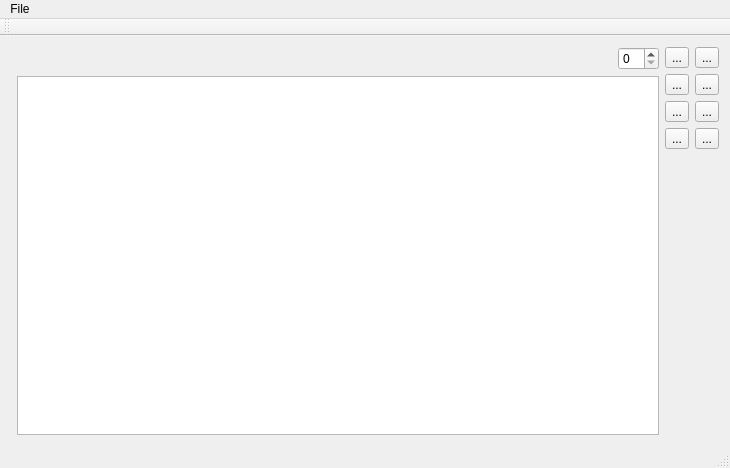
Old version of the form mainwindow.ui in the repository mcFrax/noteclick.
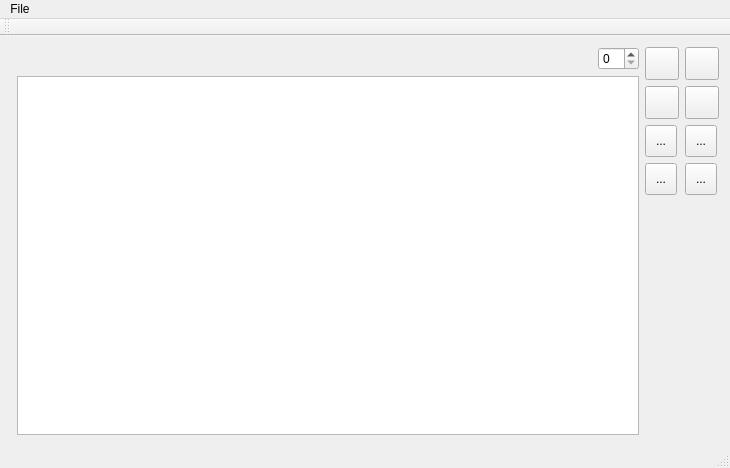
New version of the form. Icons and pictures are not drawn. Custom widgets are drawn as their Qt base class.

```diff
--- a/mainwindow.ui
+++ b/mainwindow.ui
@@ -49,57 +49,211 @@
      <layout class="QGridLayout" name="gridLayout">
       <item row="3" column="0">
        <widget class="QToolButton" name="toolButton_7">
+        <property name="minimumSize">
+         <size>
+          <width>32</width>
+          <height>32</height>
+         </size>
+        </property>
         <property name="text">
          <string>...</string>
         </property>
+        <property name="iconSize">
+         <size>
+          <width>26</width>
+          <height>26</height>
+         </size>
+        </property>
+        <property name="checkable">
+         <bool>false</bool>
+        </property>
        </widget>
       </item>
       <item row="0" column="1">
        <widget class="QToolButton" name="toolButton_2">
+        <property name="minimumSize">
+         <size>
+          <width>32</width>
+          <height>32</height>
+         </size>
+        </property>
+        <property name="toolTip">
+         <string>Staves</string>
+        </property>
         <property name="text">
-         <string>...</string>
+         <string/>
+        </property>
+        <property name="icon">
+         <iconset resource="icons.qrc">
+          <normaloff>:/icons/staves.png</normaloff>:/icons/staves.png</iconset>
+        </property>
+        <property name="iconSize">
+         <size>
+          <width>26</width>
+          <height>26</height>
+         </size>
+        </property>
+        <property name="checkable">
+         <bool>false</bool>
         </property>
        </widget>
       </item>
       <item row="2" column="1">
        <widget class="QToolButton" name="toolButton_6">
+        <property name="minimumSize">
+         <size>
+          <width>32</width>
+          <height>32</height>
+         </size>
+        </property>
         <property name="text">
          <string>...</string>
         </property>
+        <property name="iconSize">
+         <size>
+          <width>26</width>
+          <height>26</height>
+         </size>
+        </property>
+        <property name="checkable">
+         <bool>false</bool>
+        </property>
        </widget>
       </item>
       <item row="1" column="0">
        <widget class="QToolButton" name="toolButton_3">
+        <property name="minimumSize">
+         <size>
+          <width>32</width>
+          <height>32</height>
+         </size>
+        </property>
+        <property name="toolTip">
+         <string>Clefs</string>
+        </property>
         <property name="text">
-         <string>...</string>
+         <string/>
+        </property>
+        <property name="icon">
+         <iconset resource="icons.qrc">
+          <normaloff>:/icons/clefs.png</normaloff>:/icons/clefs.png</iconset>
+        </property>
+        <property name="iconSize">
+         <size>
+          <width>26</width>
+          <height>26</height>
+         </size>
+        </property>
+        <property name="checkable">
+         <bool>false</bool>
+        </property>
+        <property name="checked">
+         <bool>false</bool>
+        </property>
+        <property name="autoRepeat">
+         <bool>false</bool>
         </property>
        </widget>
       </item>
       <item row="2" column="0">
        <widget class="QToolButton" name="toolButton_5">
+        <property name="minimumSize">
+         <size>
+          <width>32</width>
+          <height>32</height>
+         </size>
+        </property>
         <property name="text">
          <string>...</string>
         </property>
+        <property name="iconSize">
+         <size>
+          <width>26</width>
+          <height>26</height>
+         </size>
+        </property>
+        <property name="checkable">
+         <bool>false</bool>
+        </property>
        </widget>
       </item>
       <item row="3" column="1">
        <widget class="QToolButton" name="toolButton_8">
+        <property name="minimumSize">
+         <size>
+          <width>32</width>
+          <height>32</height>
+         </size>
+        </property>
         <property name="text">
          <string>...</string>
         </property>
+        <property name="iconSize">
+         <size>
+          <width>26</width>
+          <height>26</height>
+         </size>
+        </property>
+        <property name="checkable">
+         <bool>false</bool>
+        </property>
        </widget>
       </item>
       <item row="1" column="1">
        <widget class="QToolButton" name="toolButton_4">
+        <property name="minimumSize">
+         <size>
+          <width>32</width>
+          <height>32</height>
+         </size>
+        </property>
+        <property name="toolTip">
+         <string>Notes</string>
+        </property>
         <property name="text">
-         <string>...</string>
+         <string/>
+        </property>
+        <property name="icon">
+         <iconset resource="icons.qrc">
+          <normaloff>:/icons/notes.png</normaloff>:/icons/notes.png</iconset>
+        </property>
+        <property name="iconSize">
+         <size>
+          <width>26</width>
+          <height>26</height>
+         </size>
+        </property>
+        <property name="checkable">
+         <bool>false</bool>
         </property>
        </widget>
       </item>
       <item row="0" column="0">
        <widget class="QToolButton" name="toolButton">
+        <property name="minimumSize">
+         <size>
+          <width>32</width>
+          <height>32</height>
+         </size>
+        </property>
+        <property name="toolTip">
+         <string>Cursor</string>
+        </property>
         <property name="text">
-         <string>...</string>
+         <string/>
+        </property>
+        <property name="icon">
+         <iconset resource="icons.qrc">
+          <normaloff>:/icons/normalcursor.png</normaloff>:/icons/normalcursor.png</iconset>
+        </property>
+        <property name="iconSize">
+         <size>
+          <width>26</width>
+          <height>26</height>
+         </size>
+        </property>
+        <property name="checkable">
+         <bool>false</bool>
         </property>
        </widget>
       </item>
```
Left out of the diff: 6 changed lines with no effect on the pictures.
